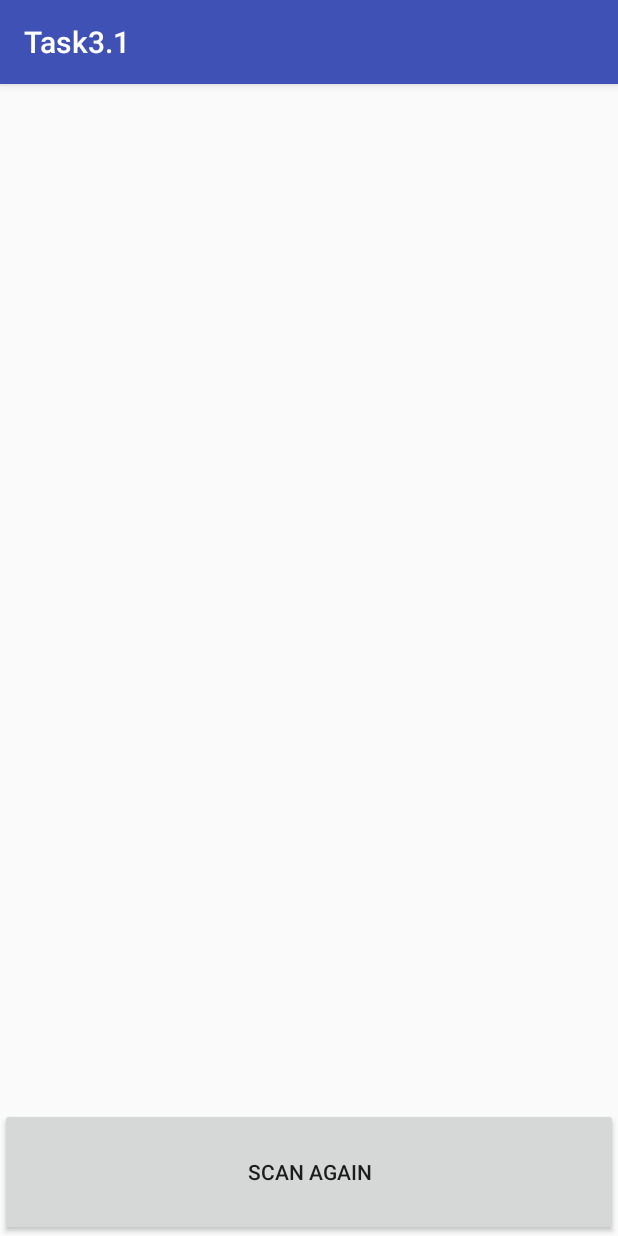
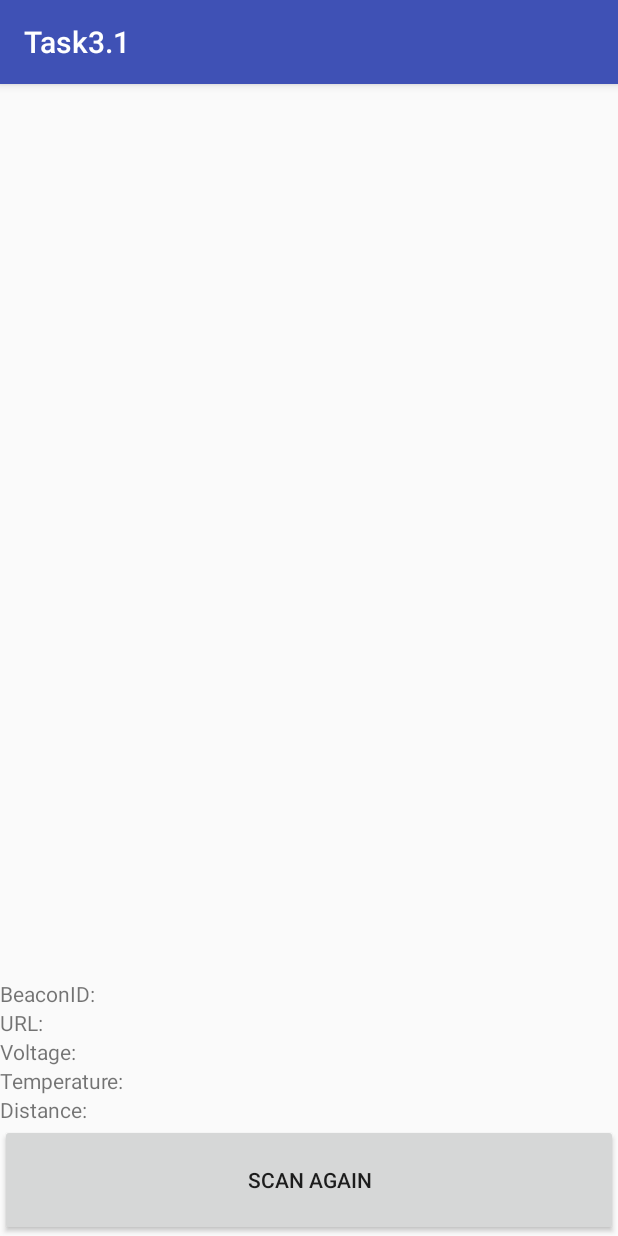
Before and after one commit to Stunkymonkey/mobile-computing, an Android app: the MainActivity screen opened directly, with no data from a screen before it, after a tap on "START SCAN", on a phone screen of 412 x 824 dp. Run offline under Robolectric (Android 15) with nearby library versions, the light colour scheme and no system bars; 1 statement that could not run was skipped.

Commit message:
Excercise 3.1

```diff
--- a/uebung3/Task31/app/src/main/java/team11/task31/MainActivity.java
+++ b/uebung3/Task31/app/src/main/java/team11/task31/MainActivity.java
@@ -16,6 +16,7 @@ import android.widget.Button;
 import android.widget.ListView;
 import android.widget.ScrollView;
 import android.widget.SeekBar;
+import android.widget.TextView;
 
 import java.util.ArrayList;
 import java.util.HashMap;
@@ -25,6 +26,12 @@ public class MainActivity extends AppCompatActivity implements View.OnClickListe
 
     private static String LOG_TAG = MainActivity.class.getCanonicalName();
     public static int REQUEST_ENABLE_BT = 42; // Any positive integer should work.
+    public TextView text_beaconid;
+    public TextView text_url;
+    public TextView text_voltage;
+    public TextView text_temperature;
+    public TextView text_distance;
+
     private Button btn_Scan;
     private Scanner_BTLE mBTLeScanner;
     private HashMap<String, BTLE_Device> mBTDevicesHashMap;
@@ -60,6 +67,12 @@ public class MainActivity extends AppCompatActivity implements View.OnClickListe
         btn_Scan = (Button) findViewById(R.id.btn_scan);
         ((ScrollView) findViewById(R.id.scrollView)).addView(listView);
         ((Button) findViewById(R.id.btn_scan)).setOnClickListener(this);
+
+        text_beaconid = findViewById(R.id.text_view_beaconid);
+        text_url = findViewById(R.id.text_view_url);
+        text_voltage = findViewById(R.id.text_view_voltage);
+        text_temperature = findViewById(R.id.text_view_temperature);
+        text_distance = findViewById(R.id.text_view_distance);
 
         // Location permission
         if (this.checkSelfPermission(Manifest.permission.ACCESS_COARSE_LOCATION) != PackageManager.PERMISSION_GRANTED) {
--- a/uebung3/Task31/app/src/main/java/team11/task31/Utils.java
+++ b/uebung3/Task31/app/src/main/java/team11/task31/Utils.java
@@ -18,8 +18,8 @@ public class Utils {
     static final byte[] NAMESPACE_FILTER = {
             0x00, //Frame type
             0x00, //TX power
-            (byte)0xd8, (byte)0x9b, (byte)0xed, (byte)0x6e, (byte)0x13,
-            (byte)0x0e, (byte)0xe5, (byte)0xcf, (byte)0x1b, (byte)0xa1,
+            (byte)0x21, (byte)0x83, (byte)0xa8, (byte)0x77, (byte)0xa7,
+            (byte)0xb7, (byte)0x5d, (byte)0x07, (byte)0x15, (byte)0x13,
             0x00, 0x00, 0x00, 0x00, 0x00, 0x00
     };
 
@@ -30,6 +30,23 @@ public class Utils {
             (byte)0xFF, (byte)0xFF, (byte)0xFF, (byte)0xFF, (byte)0xFF,
             (byte)0xFF, (byte)0xFF, (byte)0xFF, (byte)0xFF, (byte)0xFF,
             0x00, 0x00, 0x00, 0x00, 0x00, 0x00
+    };
+
+    static final byte[] URL_FILTER = {
+            0x10, //Frame type
+            0x00, //TX power
+            0x03, //URL prefix
+            0x00, 0x00, 0x00, 0x00, 0x00, 0x00, 0x00, 0x00, 0x00, 0x00,
+            0x00, 0x00, 0x00
+    };
+
+    // Force frame type and protocol to match
+    static final byte[] URL_FILTER_MASK = {
+            (byte)0xFF,
+            0x00,
+            0x00,
+            0x00, 0x00, 0x00, 0x00, 0x00, 0x00, 0x00, 0x00, 0x00, 0x00,
+            0x00, 0x00, 0x00
     };
 
     static final byte[] TLM_FILTER = {
@@ -100,9 +117,9 @@ public class Utils {
                 (byte)value};
     }
 
-    public static float RssiToDistance(int Rssi) {
-        int MeasuredPower = -69; //(for kontakt BLE beacons)
-        int N = 2;
-        return 10^((MeasuredPower - Rssi)/(10*N));
+    public static double RssiToDistance(int Rssi, int a) {
+        //return ((double)(a - Rssi))/100.0;
+        a = -60;
+        return Math.pow(10,((double)(Rssi - a))/-20.0);
     }
 }
--- a/uebung3/Task31/app/src/main/res/layout/activity_main.xml
+++ b/uebung3/Task31/app/src/main/res/layout/activity_main.xml
@@ -15,6 +15,36 @@
         tools:ignore="Suspicious0dp">
     </ScrollView>
 
+    <TextView
+        android:id="@+id/text_view_beaconid"
+        android:layout_height="wrap_content"
+        android:layout_width="wrap_content"
+        android:text="BeaconID: " />
+
+    <TextView
+        android:id="@+id/text_view_url"
+        android:layout_height="wrap_content"
+        android:layout_width="wrap_content"
+        android:text="URL: " />
+
+    <TextView
+        android:id="@+id/text_view_voltage"
+        android:layout_height="wrap_content"
+        android:layout_width="wrap_content"
+        android:text="Voltage: " />
+
+    <TextView
+        android:id="@+id/text_view_temperature"
+        android:layout_height="wrap_content"
+        android:layout_width="wrap_content"
+        android:text="Temperature: " />
+
+    <TextView
+        android:id="@+id/text_view_distance"
+        android:layout_height="wrap_content"
+        android:layout_width="wrap_content"
+        android:text="Distance: " />
+
     <Button
         android:layout_width="match_parent"
         android:layout_height="0dp"
```
Also changed, not shown: uebung3/Task31/app/src/main/java/team11/task31/Scanner_BTLE.java (+32 -6 lines).
